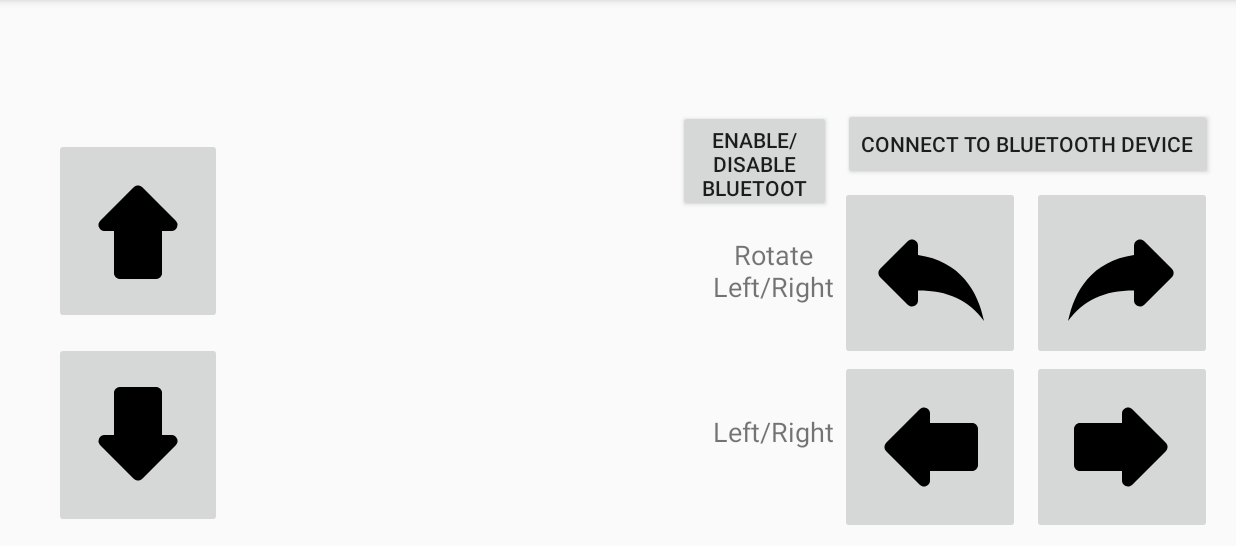
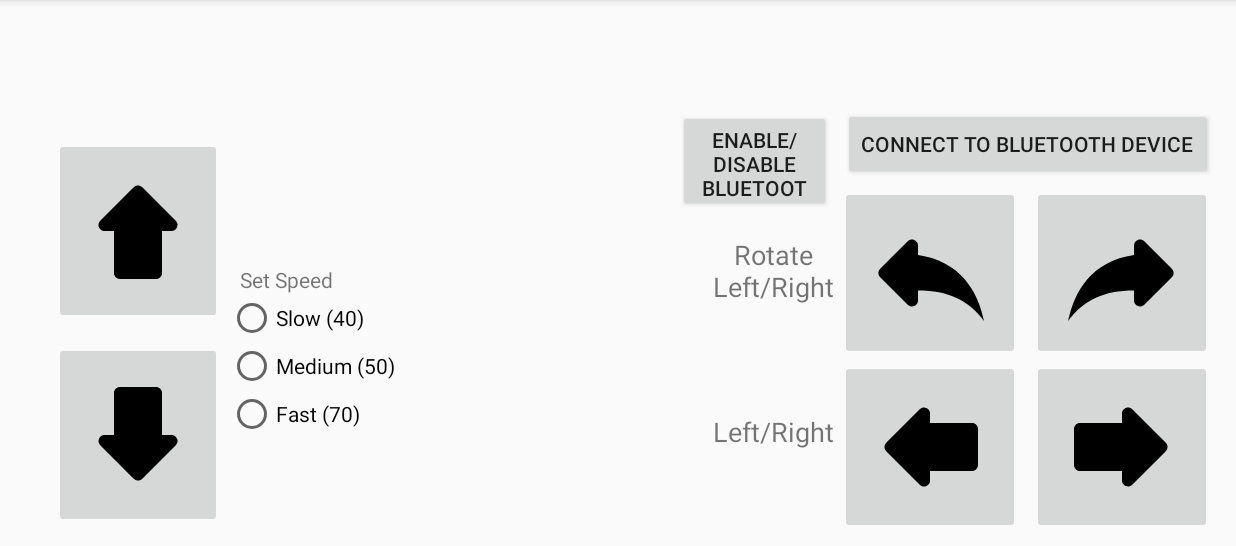
Before and after one commit to RileyBWill/egen310app, an Android app: the screen it shows after launch (MainActivity), on a phone screen of 824 x 412 dp (held sideways), the part 72-618 px from its top. Run offline under Robolectric (Android 15) with nearby library versions, the phone set to English and light mode, and no system bars.

Commit message:
Current code for EGEN310 android app

```diff
--- a/app/build.gradle
+++ b/app/build.gradle
@@ -27,4 +27,5 @@ dependencies {
     testImplementation 'junit:junit:4.12'
     androidTestImplementation 'androidx.test.ext:junit:1.1.0'
     androidTestImplementation 'androidx.test.espresso:espresso-core:3.1.1'
+    implementation 'com.google.android.material:material:1.0.0'
 }
--- a/app/src/main/java/com/example/egen310app/MainActivity.java
+++ b/app/src/main/java/com/example/egen310app/MainActivity.java
@@ -2,38 +2,28 @@ package com.example.egen310app;
 
 import androidx.appcompat.app.AppCompatActivity;
 
-import android.Manifest;
-import android.app.Dialog;
 import android.bluetooth.BluetoothAdapter;
 import android.bluetooth.BluetoothDevice;
 import android.content.BroadcastReceiver;
 import android.content.Context;
 import android.content.Intent;
 import android.content.IntentFilter;
-import android.os.Build;
 import android.os.Bundle;
 import android.util.Log;
 import android.view.MotionEvent;
 import android.view.View;
-import android.widget.AdapterView;
 import android.widget.Button;
 import android.widget.ImageButton;
-import android.widget.ListView;
+import android.widget.RadioButton;
+import android.widget.RadioGroup;
 
-import java.lang.reflect.Array;
-import java.util.ArrayList;
-import java.util.Set;
-import java.util.UUID;
+import java.lang.reflect.Method;
 
-public class MainActivity extends AppCompatActivity /*implements AdapterView.OnItemClickListener*/ {
+// This class handles the main activity functions of the app
+public class MainActivity extends AppCompatActivity {
     private static final String TAG = "MainActivity";
     BluetoothAdapter baAdapter;
-    //public ArrayList<BluetoothDevice> mBTDevices = new ArrayList<>();
-    //public DeviceListAdapter mDeviceListAdapter;
-    ListView lvNewDevices;
     ConnectionManager mConnectionManager;
-    private static final UUID myUUid = UUID.fromString("00001101-0000-1000-8000-00805f9b34fb");
-    BluetoothDevice mBTDevice;
 
 
     @Override
@@ -46,15 +36,9 @@ public class MainActivity extends AppCompatActivity /*implements AdapterView.OnI
         ImageButton turnLeft = (ImageButton) findViewById(R.id.turnLeft);
         ImageButton turnRight = (ImageButton) findViewById(R.id.turnRight);
         ImageButton rotateLeft = (ImageButton) findViewById(R.id.rotateLeft);
-        ImageButton rotateRight = (ImageButton) findViewById(R.id.turnRight);
+        ImageButton rotateRight = (ImageButton) findViewById(R.id.rotateRight);
         Button connectBluetooth = (Button) findViewById(R.id.connectBluetooth);
 
-        //lvNewDevices = (ListView) findViewById(R.id.lvNewDevices);
-        //mBTDevices = new ArrayList<>();
-
-        /*IntentFilter filter = new IntentFilter(BluetoothDevice.ACTION_BOND_STATE_CHANGED);
-        registerReceiver(broadcastReceiver3, filter);*/
-        //lvNewDevices.setOnItemClickListener(MainActivity.this);
         baAdapter = BluetoothAdapter.getDefaultAdapter();
 
         enableDisable.setOnClickListener(new View.OnClickListener(){
@@ -64,6 +48,8 @@ public class MainActivity extends AppCompatActivity /*implements AdapterView.OnI
             }
         });
 
+
+        // Creates a listener for the appropriate button
         goForward.setOnTouchListener(new View.OnTouchListener() {
             @Override
             public boolean onTouch(View view, MotionEvent mEvent) {
@@ -75,6 +61,7 @@ public class MainActivity extends AppCompatActivity /*implements AdapterView.OnI
             }
         });
 
+        // Creates a listener for the appropriate button
         goBackwards.setOnTouchListener(new View.OnTouchListener() {
             @Override
             public boolean onTouch(View view, MotionEvent mEvent) {
@@ -86,14 +73,86 @@ public class MainActivity extends AppCompatActivity /*implements AdapterView.OnI
             }
         });
 
+        // Creates a listener for the appropriate button
+        turnLeft.setOnTouchListener(new View.OnTouchListener() {
+            @Override
+            public boolean onTouch(View view, MotionEvent mEvent) {
+                if (mEvent.getAction() == MotionEvent.ACTION_DOWN)
+                    turnLeft(view);
+                else if (mEvent.getAction() == MotionEvent.ACTION_UP)
+                    stop();
+                return true;
+            }
+        });
 
+        // Creates a listener for the appropriate button
+        turnRight.setOnTouchListener(new View.OnTouchListener() {
+            @Override
+            public boolean onTouch(View view, MotionEvent mEvent) {
+                if (mEvent.getAction() == MotionEvent.ACTION_DOWN)
+                    turnRight(view);
+                else if (mEvent.getAction() == MotionEvent.ACTION_UP)
+                    stop();
+                return true;
+            }
+        });
+
+        // Creates a listener for the appropriate button
+        rotateLeft.setOnTouchListener(new View.OnTouchListener() {
+            @Override
+            public boolean onTouch(View view, MotionEvent mEvent) {
+                if (mEvent.getAction() == MotionEvent.ACTION_DOWN)
+                    rotateLeft(view);
+                else if (mEvent.getAction() == MotionEvent.ACTION_UP)
+                    stop();
+                return true;
+            }
+        });
+
+        // Creates a listener for the appropriate button
+        rotateRight.setOnTouchListener(new View.OnTouchListener() {
+            @Override
+            public boolean onTouch(View view, MotionEvent mEvent) {
+                if (mEvent.getAction() == MotionEvent.ACTION_DOWN)
+                    rotateRight(view);
+                else if (mEvent.getAction() == MotionEvent.ACTION_UP)
+                    stop();
+                return true;
+            }
+        });
     }
 
+    // On click method to control the radio button, which controls the speed of the vehicle
+    public void onRadioButtonClicked(View view) {
+        boolean checked = ((RadioButton) view).isChecked();
+
+        switch(view.getId()) {
+            case R.id.slow:
+                if (checked) {
+                    byte[] bytes = {'s'};
+                    mConnectionManager.write(bytes);
+                }
+                break;
+            case R.id.medium:
+                if (checked) {
+                    byte[] bytes = {'m'};
+                    mConnectionManager.write(bytes);
+                }
+                break;
+            case R.id.fast:
+                if (checked) {
+                    byte[] bytes = {'f'};
+                    mConnectionManager.write(bytes);
+                }
+                break;
+        }
+    }
+
+
     /*
+        Following section contains broadcast receivers
+     */
 
-        Following section contains broadcast receivers
-
-     */
     private final BroadcastReceiver broadcastReceiver1 = new BroadcastReceiver() {
         public void onReceive(Context context, Intent intent) {
             String action = intent.getAction();
@@ -101,82 +160,66 @@ public class MainActivity extends AppCompatActivity /*implements AdapterView.OnI
                 // Discovery has found a device. Get the BluetoothDevice
                 // object and its info from the Intent.
                 BluetoothDevice device = intent.getParcelableExtra(BluetoothDevice.EXTRA_DEVICE);
-                String deviceName = device.getName();
+                String deviceName = device.getName(); // Name of Bluetooth device (might be null)
                 String deviceHardwareAddress = device.getAddress(); // MAC address
             }
         }
     };
-    /*private final BroadcastReceiver broadcastReceiver2 = new BroadcastReceiver() {
-        @Override
-        public void onReceive(Context context, Intent intent) {
-            final String action = intent.getAction();
-            Log.d(TAG, "onReceive: ACTION_FOUND");
 
-            if(action.equals(BluetoothDevice.ACTION_FOUND)) {
-                BluetoothDevice device = intent.getParcelableExtra(BluetoothDevice.EXTRA_DEVICE);
-                mBTDevices.add(device);
-                Log.d(TAG, "onReceive: " + device.getName() + ": " + device.getAddress());
-                mDeviceListAdapter = new DeviceListAdapter(context, R.layout.device_adapter_view, mBTDevices);
-                lvNewDevices.setAdapter(mDeviceListAdapter);
-            }
-        }
-    };*/
-
-    /*private final BroadcastReceiver broadcastReceiver3 = new BroadcastReceiver() {
-        @Override
-        public void onReceive(Context context, Intent intent) {
-            final String action = intent.getAction();
-
-            if(action.equals(BluetoothDevice.ACTION_BOND_STATE_CHANGED)) {
-                BluetoothDevice device = intent.getParcelableExtra(BluetoothDevice.EXTRA_DEVICE);
-
-                if(device.getBondState() == BluetoothDevice.BOND_BONDED){
-                    Log.d(TAG, "BroadcastReceiver: BOND_BONDED");
-                }
-                if(device.getBondState() == BluetoothDevice.BOND_BONDING){
-                    Log.d(TAG, "BroadcastReceiver: BOND_BONDING");
-                }
-                if(device.getBondState() == BluetoothDevice.BOND_NONE){
-                    Log.d(TAG, "BroadcastReceiver: BOND_NONE");
-                }
-            }
-        }
-    };*/
     /*
         Following section contains button methods executed on clicks
      */
+
+    // This method sends a bit to the arduino which makes the car go forward.
     public void goForward(View view){
+        Log.d(TAG, "go forward");
         byte[] bytes = {'1'};
         mConnectionManager.write(bytes);
     }
 
+    // This method sends a bit to the arduino which makes the car go backwards.
     public void goBackwards(View view){
+        Log.d(TAG, "go backwards");
         byte[] bytes = {'2'};
         mConnectionManager.write(bytes);
     }
 
+    // This method sends a bit to the arduino which will rotate the front wheels left.
     public void turnLeft(View view){
-
+        Log.d(TAG, "turn left");
+        byte[] bytes = {'3'};
+        mConnectionManager.write(bytes);
     }
 
+    // This method sends a bit to the arduino which will rotate the front wheels right.
     public void turnRight(View view){
-
+        Log.d(TAG, "turn right");
+        byte[] bytes = {'4'};
+        mConnectionManager.write(bytes);
     }
 
+    // This method sends a bit to the arduino which will cause the motors to spin in opposite directions
     public void rotateLeft(View view){
-
+        Log.d(TAG, "rotate left");
+        byte[] bytes = {'5'};
+        mConnectionManager.write(bytes);
     }
 
+    // This method sends a bit to the arduino which will cause the motors to spin in opposite directions
     public void rotateRight(View view){
-
+        Log.d(TAG, "rotate right");
+        byte[] bytes = {'6'};
+        mConnectionManager.write(bytes);
     }
 
+    // This method will send a bit to the arduino causing the motors to stop
     public void stop() {
         byte[] bytes = {'0'};
         mConnectionManager.write(bytes);
     }
 
 
+    // This method handles enabling/disableing the bluetooth adapter
     public void enableDisableBT(){
         if(baAdapter == null){
             Log.d(TAG, "enableDisableBT: does not have BT capabilities.");
@@ -198,79 +241,21 @@ public class MainActivity extends AppCompatActivity /*implements AdapterView.OnI
     }
 
 
+    // This method begins the connection process for the bluetooth adapter
     public void connectBluetooth(View view){
-
-        /*if(baAdapter.isDiscovering()) {
-            baAdapter.cancelDiscovery();
-            Log.d(TAG, "connectBluetooth: stopping discovery");
-            //permission check method if required by android version
-            checkBTPermissions();
-
-            baAdapter.startDiscovery();
-            IntentFilter discoverDevicesIntent = new IntentFilter(BluetoothDevice.ACTION_FOUND);
-            registerReceiver(broadcastReceiver2, discoverDevicesIntent);
-        }
-        if(!baAdapter.isDiscovering()) {
-
-            //permission check method if required by android version
-            checkBTPermissions();
-
-            baAdapter.startDiscovery();
-            Log.d(TAG, "connectBluetooth: starting discovery");
-            IntentFilter discoverDevicesIntent = new IntentFilter(BluetoothDevice.ACTION_FOUND);
-            registerReceiver(broadcastReceiver2, discoverDevicesIntent);
-        }*/
 
         Intent intent = new Intent(MainActivity.this, BlueDevList.class);
         startActivity(intent);
-
         mConnectionManager = ConnectionManager.getInstance(MainActivity.this);
 
     }
 
-    /*// Method to check that app has correct permissions
-    private void checkBTPermissions() {
-        if(Build.VERSION.SDK_INT > Build.VERSION_CODES.LOLLIPOP) {
-            int permissionCheck = this.checkSelfPermission("Manifest.permission.ACCESS_FINE_LOACTION");
-            permissionCheck += this.checkSelfPermission("Manifest.permission.ACCESS_COARSE_LOCATION");
 
-            if(permissionCheck != 0) {
-                this.requestPermissions(new String[]{Manifest.permission.ACCESS_FINE_LOCATION, Manifest.permission.ACCESS_COARSE_LOCATION}, 1001);
-            }
-            else {
-                Log.d(TAG, "checkBTPermissions: not required. SDK version < LOLLIPOP");
-            }
-        }
-    }*/
-/*
-    Following section contains listeners
- */
-    /*@Override
-    public void onItemClick(AdapterView<?> parent, View view, int position, long id) {
-        baAdapter.cancelDiscovery();
-
-        Log.d(TAG, "onItemClick: you clicked on a device");
-        String deviceName = mBTDevices.get(position).getName();
-        String deviceAddress = mBTDevices.get(position).getAddress();
-
-        Log.d(TAG, "onItemClick: deviceName = " + deviceName);
-        Log.d(TAG, "onItemClick: deviceAddress = " + deviceAddress);
-
-        if(Build.VERSION.SDK_INT > Build.VERSION_CODES.JELLY_BEAN_MR2) {
-            Log.d(TAG, "Trying to pair with " + deviceName);
-            mBTDevices.get(position).createBond();
-        }
-        lvNewDevices.setVisibility(View.GONE);
-
-
-    }*/
 
     @Override
     protected void onDestroy() {
         super.onDestroy();
+        unregisterReceiver(broadcastReceiver1);
 
-        unregisterReceiver(broadcastReceiver1);
-        /*unregisterReceiver(broadcastReceiver2);
-        unregisterReceiver(broadcastReceiver3);*/
     }
 }
--- a/app/src/main/res/layout/activity_main.xml
+++ b/app/src/main/res/layout/activity_main.xml
@@ -135,16 +135,6 @@
         app:layout_constraintBottom_toBottomOf="parent"
         app:layout_constraintEnd_toEndOf="parent" />
 
-    <ListView
-        android:id="@+id/lvNewDevices"
-        android:layout_width="154dp"
-        android:layout_height="250dp"
-        android:layout_below="@id/connectBluetooth"
-        android:layout_marginBottom="16dp"
-        app:layout_constraintBottom_toBottomOf="parent"
-        app:layout_constraintEnd_toStartOf="@+id/textView6"
-        app:layout_constraintStart_toEndOf="@+id/goBackwards" />
-
     <Button
         android:id="@+id/enableDisable"
         android:layout_width="102dp"
@@ -156,6 +146,46 @@
         app:layout_constraintBottom_toTopOf="@+id/textView6"
         app:layout_constraintEnd_toStartOf="@+id/connectBluetooth" />
 
+    <RadioGroup
+        android:id="@+id/radioGroup"
+        android:layout_width="0dp"
+        android:layout_height="98dp"
+        android:layout_marginBottom="16dp"
+        app:layout_constraintBottom_toBottomOf="parent"
+        app:layout_constraintStart_toEndOf="@+id/goBackwards"
+        app:layout_constraintTop_toBottomOf="@+id/enableDisable">
+
+        <RadioButton
+            android:id="@+id/slow"
+            android:layout_width="match_parent"
+            android:layout_height="wrap_content"
+            android:onClick="onRadioButtonClicked"
+            android:text="Slow (40)" />
+
+        <RadioButton
+            android:id="@+id/medium"
+            android:layout_width="match_parent"
+            android:layout_height="wrap_content"
+            android:onClick="onRadioButtonClicked"
+            android:text="Medium (50)" />
+
+        <RadioButton
+            android:id="@+id/fast"
+            android:layout_width="match_parent"
+            android:layout_height="wrap_content"
+            android:onClick="onRadioButtonClicked"
+            android:text="Fast (70)" />
+    </RadioGroup>
+
+    <TextView
+        android:id="@+id/textView"
+        android:layout_width="wrap_content"
+        android:layout_height="wrap_content"
+        android:layout_marginStart="8dp"
+        android:layout_marginLeft="8dp"
+        android:text="Set Speed"
+        app:layout_constraintBottom_toTopOf="@+id/radioGroup"
+        app:layout_constraintStart_toEndOf="@+id/goForward" />
 
 
 </androidx.constraintlayout.widget.ConstraintLayout>
```
Also changed, not shown: app/src/main/java/com/example/egen310app/BlueDevList.java (+27 -19 lines), app/src/main/java/com/example/egen310app/ConnectionManager.java (+9 -5 lines), app/src/main/java/com/example/egen310app/DeviceListAdapter.java (+4 -4 lines).
